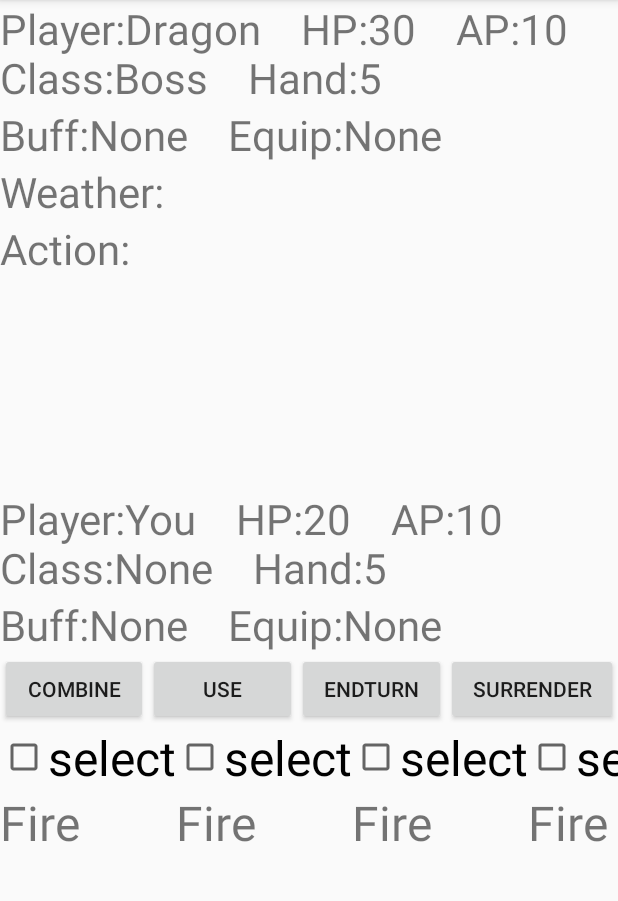
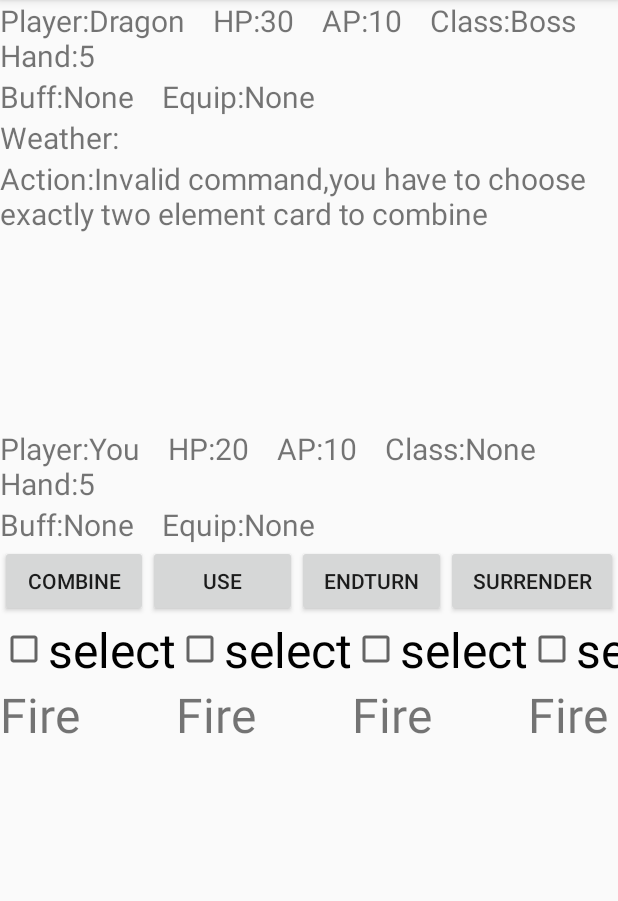
Before and after one commit to flycounter/CS446, an Android app: the SinglePlayActivity screen opened directly, with no data from a screen before it, after a tap on "COMBINE", on a phone screen of 412 x 824 dp, the part 84-985 px from its top. Run offline under Robolectric (Android 15) with nearby library versions, the phone set to English and light mode, and no system bars.

Commit message:
add checkbox listener

```diff
--- a/SuperCardGame/app/src/main/java/cs446_w2018_group3/supercardgame/SinglePlayActivity.java
+++ b/SuperCardGame/app/src/main/java/cs446_w2018_group3/supercardgame/SinglePlayActivity.java
@@ -1,14 +1,18 @@
 package cs446_w2018_group3.supercardgame;
 
+import android.graphics.drawable.ColorDrawable;
 import android.media.audiofx.Equalizer;
 import android.support.v7.app.AppCompatActivity;
 import android.os.Bundle;
+import android.util.DisplayMetrics;
 import android.view.LayoutInflater;
 import android.view.View;
 import android.widget.Button;
 import android.widget.CheckBox;
+import android.widget.CompoundButton;
 import android.widget.LinearLayout;
 import android.widget.TextView;
+import android.graphics.Color;
 
 import java.util.ArrayList;
 import java.util.List;
@@ -25,13 +29,21 @@ public class SinglePlayActivity extends AppCompatActivity {
     Button use;
     Button endTurn;
     Button surrender;
-    int TEXTSIZE=28;
-  //  final GameViewModel viewModel = ViewModelProviders.of(this).get(GameViewModel.class);
-    List<Integer> chosenCard; //store the card that player is chosen
+    int TEXTSIZE;
+   // final GameViewModel viewModel = ViewModelProviders.of(this).get(GameViewModel.class);
+    List<CheckBox> chosenCard = new ArrayList<CheckBox>(); //store the card that player is chosen
     @Override
     protected void onCreate(Bundle savedInstanceState) {
         super.onCreate(savedInstanceState);
         setContentView(R.layout.activity_single_play);
+        //get the size of screen and set textsize
+        DisplayMetrics dm = new DisplayMetrics();
+        getWindowManager().getDefaultDisplay().getMetrics(dm);
+        int screenHeight = dm.heightPixels;
+        if(screenHeight<=2000) TEXTSIZE = 20;
+        else {
+            TEXTSIZE = 28;
+        }
         //connect widgets
         oppStatus = findViewById( R.id.OppStatus);
         oppBuffEquip = findViewById( R.id.OppBuffEquid);
@@ -62,19 +74,38 @@ public class SinglePlayActivity extends AppCompatActivity {
         combine.setOnClickListener(new View.OnClickListener() {
             @Override
             public void onClick(View v) {
-                //todo
+                int size = chosenCard.size();
+                if(size!=2){
+                    actionLog.setText("Action:Invalid command,you have to choose exactly two element card to combine");
+                }
+                else{
+                    //todo
+                }
             }
         });
         use.setOnClickListener(new View.OnClickListener() {
             @Override
             public void onClick(View v) {
-                //todo
+                int size = chosenCard.size();
+                if(size<1){
+                    actionLog.setText("Action:Invalid command,you have to choose at least one card to use.");
+                }
+                if(size>1){
+                    actionLog.setText("Action:Invalid command,you can only use one card each time.");
+                }
+                else{
+                   //todo
+                }
             }
         });
         endTurn.setOnClickListener(new View.OnClickListener() {
             @Override
             public void onClick(View v) {
-                //todo
+                //viewModel.turnEnd();
+                actionLog.setText("Action:You end the turn,now is your opponent's turn.");
+                combine.setEnabled(false);
+                use.setEnabled(false);
+                endTurn.setEnabled(false);
             }
         });
         surrender.setOnClickListener(new View.OnClickListener() {
@@ -128,24 +159,42 @@ public class SinglePlayActivity extends AppCompatActivity {
     }
 
     private void createHand(){
-        LinearLayout handView = findViewById(R.id.HandContainer);
+        final LinearLayout handView = findViewById(R.id.HandContainer);
+        handView.removeAllViews();
         //temp code to create fake hands
         int handnum = 5;
         for(int i=0;i<handnum;i++){
-            LinearLayout childLayout = new LinearLayout(this);
+            final LinearLayout childLayout = new LinearLayout(this);
             childLayout.setOrientation(LinearLayout.VERTICAL);
             LinearLayout.LayoutParams childLayoutParams = new LinearLayout.LayoutParams(LinearLayout.LayoutParams.MATCH_PARENT, LinearLayout.LayoutParams.WRAP_CONTENT);
             handView.addView(childLayout,childLayoutParams);
             TextView cardView = new TextView(this);
-            CheckBox cardBox = new CheckBox(this);
+            final CheckBox cardBox = new CheckBox(this);
             cardView.setText("Fire");
             cardView.setTextSize(32);
             cardBox.setText("select");
             cardBox.setTextSize(32);
+            //cardBox.setId(cardid);
             LinearLayout.LayoutParams cardLayoutParams = new LinearLayout.LayoutParams(LinearLayout.LayoutParams.WRAP_CONTENT, LinearLayout.LayoutParams.MATCH_PARENT);
             LinearLayout.LayoutParams boxLayoutParams = new LinearLayout.LayoutParams(LinearLayout.LayoutParams.WRAP_CONTENT, LinearLayout.LayoutParams.WRAP_CONTENT);
             childLayout.addView(cardBox,boxLayoutParams);
             childLayout.addView(cardView,cardLayoutParams);
+            //add listener
+                cardBox.setOnCheckedChangeListener(new CompoundButton.OnCheckedChangeListener() {
+                    @Override
+                    public void onCheckedChanged(CompoundButton compoundButton, boolean b) {
+                            if(b){
+                                chosenCard.add(cardBox);
+                                int size =chosenCard.size();
+                                if(size>2) {
+                                    chosenCard.get(0).setChecked(false);
+                                }
+                            }
+                            else{
+                                    chosenCard.remove(cardBox);
+                                }
+                        }
+                });
          }
     }
 }
```
